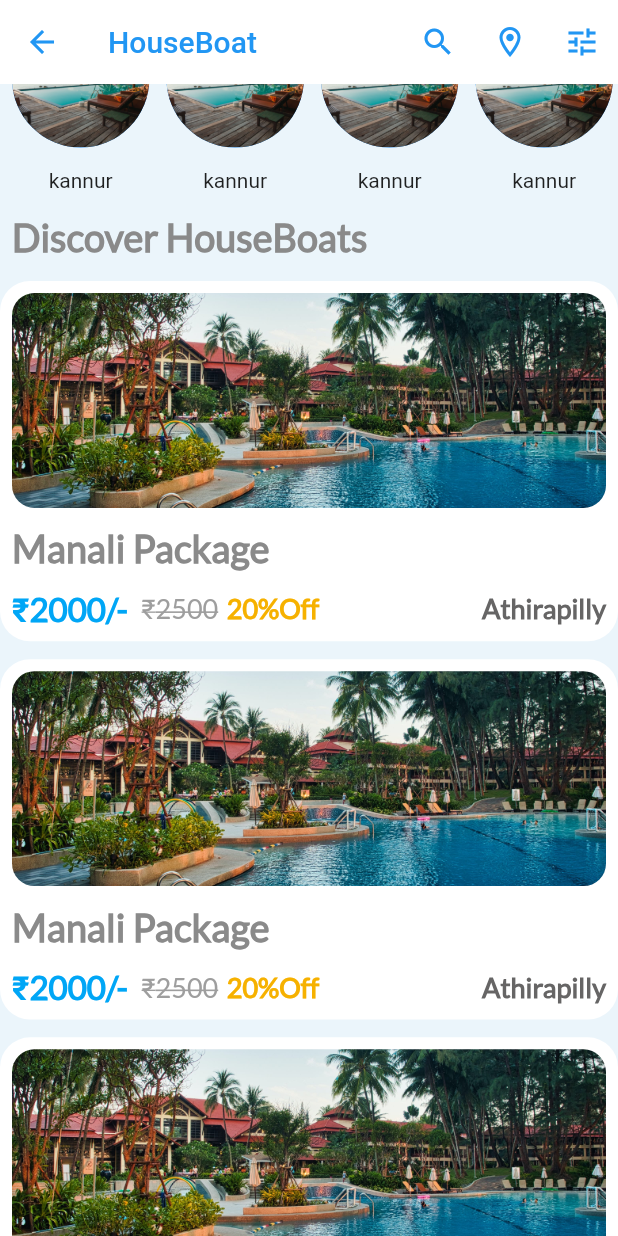
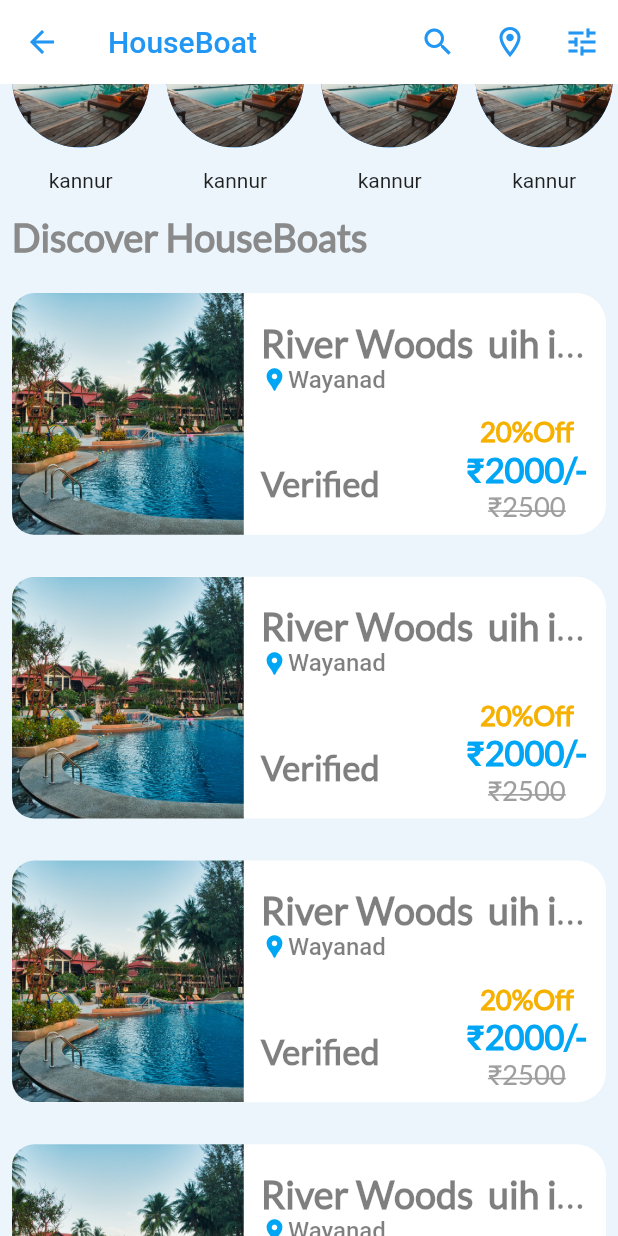
Before and after one commit to qadher/Trif_Project, a Flutter app: the HouseBoatScreen screen opened directly, scrolled down 576 dp, on a phone screen of 412 x 824 dp. Run offline on Flutter 3.47's test engine with Material 2 defaults, Android fonts, the light colour scheme and no system bars; our stand-ins replace carousel_slider, flutter_screenutil, flutter_svg, get, shared_preferences; accounts and stored records are empty.

Commit message:
added house bot list card

```diff
--- /dev/null
+++ b/lib/screens/houseboat/components/houseboat_list_card.dart
@@ -0,0 +1,211 @@
+import 'package:flutter/material.dart';
+import 'package:flutter_screenutil/flutter_screenutil.dart';
+import 'package:trip_calicut/screens/home/components/titletext.dart';
+
+class HouseBoatPackageCard extends StatelessWidget {
+  const HouseBoatPackageCard({
+    Key? key,
+  }) : super(key: key);
+
+  @override
+  Widget build(BuildContext context) {
+    return Padding(
+      padding: const EdgeInsets.all(8.0),
+      child: Container(
+        // padding: EdgeInsets.all(8),
+        decoration: BoxDecoration(
+            color: Colors.white, borderRadius: BorderRadius.circular(20)),
+
+        child: Row(
+          children: [
+            Container(
+              height: 135.h,
+              width: 135.w,
+              decoration: BoxDecoration(
+                borderRadius: BorderRadius.only(
+                    bottomLeft: Radius.circular(15),
+                    topLeft: Radius.circular(15)),
+                image: DecorationImage(
+                  image: AssetImage('assets/images/imageone.jpg'),
+                  fit: BoxFit.cover,
+                ),
+              ),
+            ),
+            Padding(
+              padding:  EdgeInsets.only(left: 10.w,top: 10.w),
+              child: Column(
+                mainAxisAlignment: MainAxisAlignment.start,
+                crossAxisAlignment: CrossAxisAlignment.start,
+                children: [
+                  Container(
+                    width: 190.w,
+                    child: Column(
+                       crossAxisAlignment: CrossAxisAlignment.start,
+                      children: [
+                        Text(
+                          'River Woods  uih ikjk l;j l; jkhkkj',
+                          overflow: TextOverflow.ellipsis,
+                          maxLines: 1,
+                          style: TextStyle(
+                              fontSize: 22.sp,
+                              fontWeight: FontWeight.bold,
+                              fontFamily: 'Lato',
+                              color: Colors.black.withOpacity(0.5)),
+                        ),
+                        Row(
+                          children: [
+                            Icon(
+                              Icons.location_pin,
+                              size: 18,
+                              color: Color(0xFF00A6F6),
+                            ),
+                            Text(
+                              'Wayanad',
+                              style: TextStyle(
+                                  fontSize: 14.sp,
+                                  color: Colors.black.withOpacity(0.5),
+                                  fontWeight: FontWeight.w500),
+                            ),
+                          ],
+                        ),
+                        SizedBox(
+                          height: 12.h,
+                        ),
+                         Row(
+                           crossAxisAlignment: CrossAxisAlignment.end,
+                           mainAxisAlignment: MainAxisAlignment.spaceBetween,
+                           children: [
+                             Padding(
+                               padding:  EdgeInsets.only(bottom: 12.h),
+                               child: Text(
+                                 'Verified',
+                                 overflow: TextOverflow.ellipsis,
+                                 maxLines: 1,
+                                 style: TextStyle(
+                                     fontSize: 20.sp,
+                                     fontWeight: FontWeight.bold,
+                                     fontFamily: 'Lato',
+                                     color: Colors.black.withOpacity(0.5)),
+                               ),
+                             ),
+                             Column(
+                               children: [
+                                 Text(
+                                   '20%Off',
+                                   style: TextStyle(
+                                       fontFamily: 'Lato',
+                                       fontSize: 16.sp,
+                                       fontWeight: FontWeight.bold,
+                                       color: Color(0xFFF6B100)),
+                                 ),
+                                 Text(
+                                   '₹2000/-',
+                                   style: TextStyle(
+                                       fontFamily: 'Lato',
+                                       fontSize: 20.sp,
+                                       fontWeight: FontWeight.bold,
+                                       color: Color(0xFF00A6F6)),
+                                 ),
+                                 Text(
+                                   '₹2500',
+                                   style: TextStyle(
+                                       color: Colors.grey,
+                                       fontSize: 16.sp,
+                                       fontFamily: 'Lato',
+                                       // line text
+                                       decoration: TextDecoration.lineThrough),
+                                 ),
+                               ],
+                             )
+                           ],
+                         )
+                      ],
+                    ),
+                  ),
+
+                ],
+              ),
+            )
+          ],
+        ),
+        // child: Column(
+        //   children: [
+        //     Container(
+        //       height: 120.h,
+        //       width: MediaQuery.of(context).size.width,
+        //       decoration: BoxDecoration(
+        //         borderRadius: BorderRadius.circular(15),
+        //         image: DecorationImage(
+        //           image: AssetImage('assets/images/imageone.jpg'),
+        //           fit: BoxFit.cover,
+        //         ),
+        //       ),
+        //     ),
+        //     SizedBox(
+        //       height: 10.h,
+        //     ),
+        //     Row(
+        //       mainAxisAlignment: MainAxisAlignment.start,
+        //       children: [
+        //         TitleText(text: 'Manali Package'),
+        //       ],
+        //     ),
+        //     SizedBox(
+        //       height: 10.h,
+        //     ),
+        //     Row(
+        //       mainAxisAlignment: MainAxisAlignment.spaceBetween,
+        //       children: [
+        //         Row(
+        //           children: [
+        //             // Text('₹'),
+        //             Text(
+        //               '₹2000/-',
+        //               style: TextStyle(
+        //                   fontFamily: 'Lato',
+        //                   fontSize: 22,
+        //                   fontWeight: FontWeight.bold,
+        //                   color: Color(0xFF00A6F6)),
+        //             ),
+        //             SizedBox(
+        //               width: 8.w,
+        //             ),
+        //             Text(
+        //               '₹2500',
+        //               style: TextStyle(
+        //                   color: Colors.grey,
+        //                   fontSize: 18,
+        //                   fontFamily: 'Lato',
+        //                   // line text
+        //                   decoration: TextDecoration.lineThrough),
+        //             ),
+        //             SizedBox(
+        //               width: 5.w,
+        //             ),
+        //             Text(
+        //               '20%Off',
+        //               style: TextStyle(
+        //                   fontFamily: 'Lato',
+        //                   fontSize: 18,
+        //                   fontWeight: FontWeight.bold,
+        //                   color: Color(0xFFF6B100)),
+        //             ),
+        //           ],
+        //         ),
+        //         Text(
+        //           'Athirapilly',
+        //           style: TextStyle(
+        //             fontFamily: 'Lato',
+        //             color: Color.fromARGB(255, 102, 101, 101),
+        //             fontWeight: FontWeight.bold,
+        //             fontSize: 18,
+        //           ),
+        //         ),
+        //       ],
+        //     ),
+        //   ],
+        // ),
+      ),
+    );
+  }
+}
--- a/lib/screens/houseboat/houseboatscreen.dart
+++ b/lib/screens/houseboat/houseboatscreen.dart
@@ -2,6 +2,7 @@ import 'package:carousel_slider/carousel_slider.dart';
 import 'package:flutter/material.dart';
 import 'package:flutter_screenutil/flutter_screenutil.dart';
 import 'package:trip_calicut/components/packagecard.dart';
+import 'package:trip_calicut/screens/houseboat/components/houseboat_list_card.dart';
 import 'package:trip_calicut/screens/houseboat/components/packagecard_houseboat.dart';
 import 'package:trip_calicut/screens/home/components/carousel.dart';
 
@@ -138,7 +139,7 @@ class HouseBoatScreen extends StatelessWidget {
                   separatorBuilder: (context, index) => SizedBox(
                     height: 10.h,
                   ),
-                  itemBuilder: (context, index) => PackageCard(),
+                  itemBuilder: (context, index) => HouseBoatPackageCard(),
                 )
               ],
             ),
```
